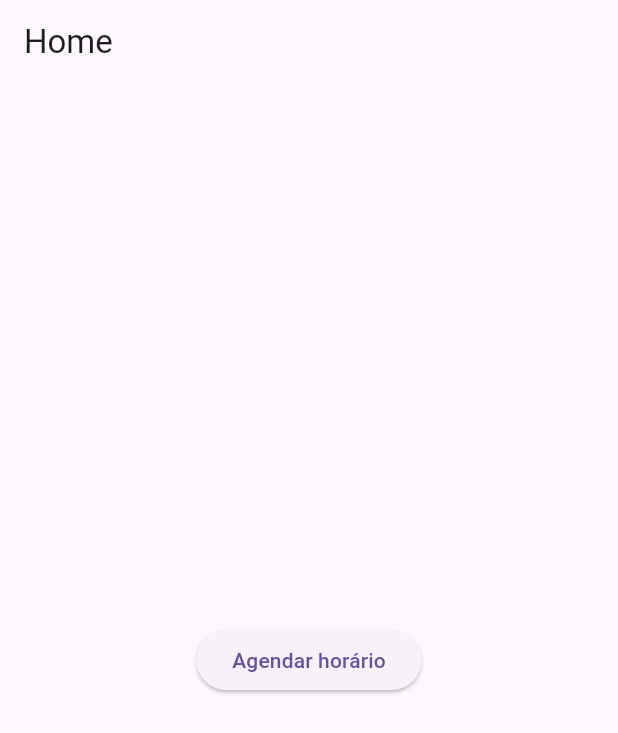
After one commit to CaweAlves/meeting_scheduler, a Flutter app: the Home screen opened directly, on a phone screen of 412 x 824 dp. The commit adds this screen. Shown: the top 733 px of the screen. Run offline on Flutter 3.47's test engine with Material 3 defaults, Android fonts, the phone set to English and light mode, and no system bars.

Commit message:
creating home page

```diff
--- a/lib/core/routes/app_routes.dart
+++ b/lib/core/routes/app_routes.dart
@@ -1,10 +1,13 @@
 import 'package:flutter/material.dart';
+import '../../ui/pages/home.dart';
 import '../../ui/pages/scheduler.dart';
 
 class AppRoutes {
-  static const String scheduler = '/';
+  static const String home = '/';
+  static const String scheduler = '/scheduler';
 
   static Map<String, WidgetBuilder> get routes => {
+    home: (context) => Home(),
     scheduler: (context) => Scheduler(),
   };
 }
--- /dev/null
+++ b/lib/ui/pages/home.dart
@@ -0,0 +1,21 @@
+import 'package:flutter/material.dart';
+import '../../../../core/routes/app_routes.dart';
+
+class Home extends StatelessWidget {
+  @override
+  Widget build(BuildContext context) {
+    return Scaffold(
+      appBar: AppBar(
+        title: Text('Home'),
+      ),
+      body: Center(
+        child: ElevatedButton(
+          child: Text('Agendar horário'),
+          onPressed: () {
+            Navigator.pushNamed(context, AppRoutes.scheduler);
+          },
+        ),
+      ),
+    );
+  }
+}
```
